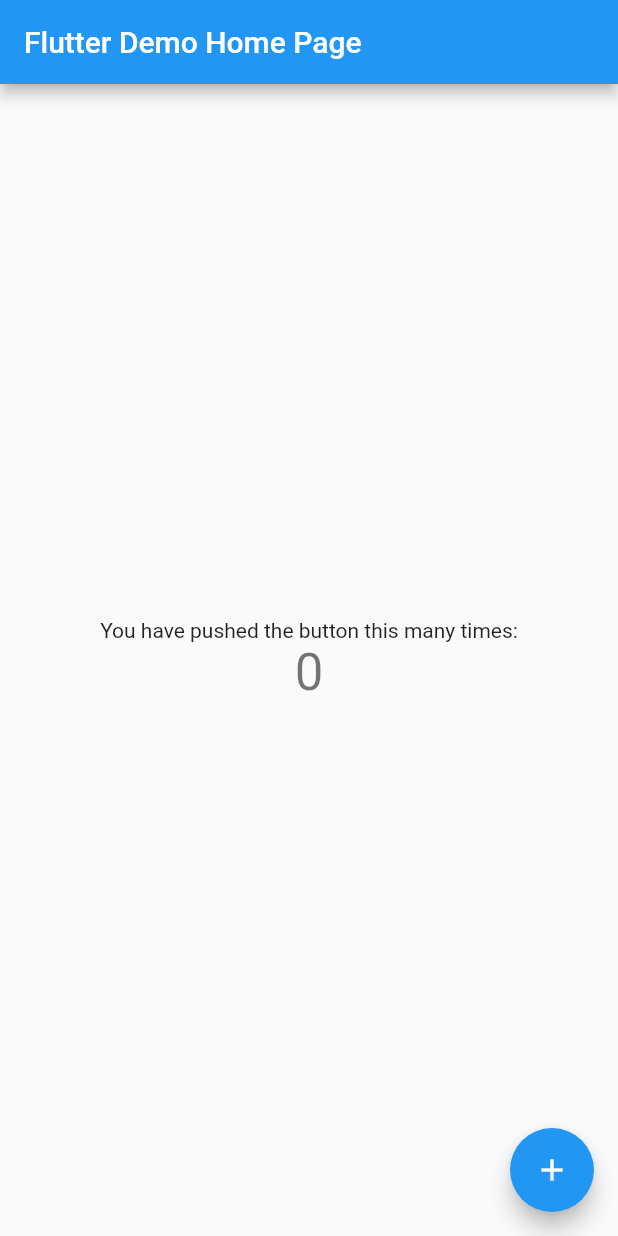
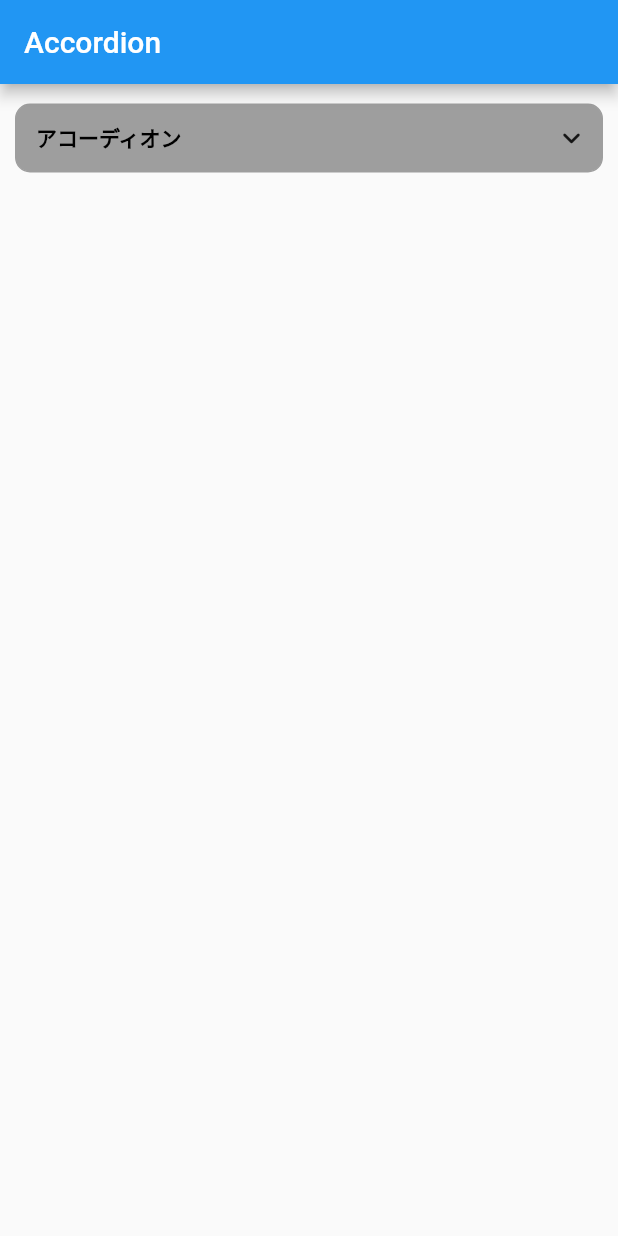
Before and after one commit to kyutech-programming-club/flutter_samples, a Flutter app: the screen it shows after launch, on a phone screen of 412 x 824 dp. Run offline on Flutter 3.47's test engine with Material 2 defaults, Android fonts, the phone set to English and light mode, and no system bars.

Commit message:
Add Accordion

```diff
--- /dev/null
+++ b/lib/accordion.dart
@@ -0,0 +1,94 @@
+import 'package:flutter/cupertino.dart';
+import 'package:flutter/material.dart';
+
+class Accordion extends StatefulWidget {
+  Accordion(
+      this.title, {
+        Key? key,
+        this.height = 200.0,
+        this.width = 400.0,
+        required this.contentWidget,
+      }) : super(key: key);
+  final String title;
+  final double height;
+  final double width;
+  final Widget contentWidget;
+
+  @override
+  _AccordionState createState() => _AccordionState();
+}
+
+class _AccordionState extends State<Accordion> {
+  bool isOpen = false;
+  @override
+  Widget build(BuildContext context) {
+    return Expanded(
+      child: Column(
+        children: [
+          GestureDetector(
+            onTap: () {
+              setState(() {
+                isOpen = !isOpen;
+              });
+            },
+            child: Container(
+              padding: const EdgeInsets.only(top: 10, bottom: 10, left: 8, right: 3),
+              margin: const EdgeInsets.only(right: 10, left: 10, top: 13),
+              decoration: BoxDecoration(
+                color: Colors.grey,
+                border: Border.all(color: Colors.grey),
+                borderRadius: isOpen
+                    ? const BorderRadius.only(topRight: Radius.circular(10), topLeft: Radius.circular(10))
+                    : BorderRadius.circular(10),
+              ),
+              child: Row(
+                mainAxisAlignment: MainAxisAlignment.start,
+                children: [
+                  Padding(
+                    padding: const EdgeInsets.only(left: 5),
+                    child: Text(
+                      widget.title,
+                      style: TextStyle(
+                        color: Colors.black,
+                        fontSize: 14.0,
+                        fontWeight: FontWeight.bold,
+                      ),
+                    ),
+                  ),
+                  Expanded(
+                    child: Padding(
+                      padding: const EdgeInsets.only(right: 5),
+                      child: Row(
+                        mainAxisAlignment: MainAxisAlignment.end,
+                        children: [
+                          Icon(
+                            isOpen
+                                ? Icons.keyboard_arrow_up_rounded
+                                : Icons.keyboard_arrow_down_rounded,
+                          ),
+                        ],
+                      ),
+                    ),
+                  ),
+                ],
+              ),
+            ),
+          ),
+          isOpen ? Container(
+            margin: const EdgeInsets.only(right: 10, left: 10),
+            width: MediaQuery.of(context).size.width,
+            decoration: BoxDecoration(
+              color: Colors.grey,
+              border: Border.all(color: Colors.grey),
+              borderRadius: const BorderRadius.only(
+                bottomRight: Radius.circular(10), bottomLeft: Radius.circular(10),
+              ),
+            ),
+            child: widget.contentWidget,
+          )
+              : Container(),
+        ],
+      ),
+    );
+  }
+}
--- a/lib/main.dart
+++ b/lib/main.dart
@@ -1,4 +1,5 @@
 import 'package:flutter/material.dart';
+import 'package:flutter_samples/accordion.dart';
 
 void main() {
   runApp(MyApp());
@@ -12,7 +13,7 @@ class MyApp extends StatelessWidget {
       theme: ThemeData(
         primarySwatch: Colors.blue,
       ),
-      home: MyHomePage(title: 'Flutter Demo Home Page'),
+      home: MyHomePage(title: 'Accordion'),
     );
   }
 }
@@ -26,14 +27,6 @@ class MyHomePage extends StatefulWidget {
 }
 
 class _MyHomePageState extends State<MyHomePage> {
-  int _counter = 0;
-
-  void _incrementCounter() {
-    setState(() {
-      _counter++;
-    });
-  }
-
   @override
   Widget build(BuildContext context) {
     return Scaffold(
@@ -44,20 +37,17 @@ class _MyHomePageState extends State<MyHomePage> {
         child: Column(
           mainAxisAlignment: MainAxisAlignment.center,
           children: <Widget>[
-            Text(
-              'You have pushed the button this many times:',
-            ),
-            Text(
-              '$_counter',
-              style: Theme.of(context).textTheme.headline4,
-            ),
+            Accordion(
+                "アコーディオン",
+                contentWidget: Column(
+                  children: [
+                    Text("要素１"),
+                    Text("要素２"),
+                  ],
+                ),
+            )
           ],
         ),
-      ),
-      floatingActionButton: FloatingActionButton(
-        onPressed: _incrementCounter,
-        tooltip: 'Increment',
-        child: Icon(Icons.add),
       ),
     );
   }
```
